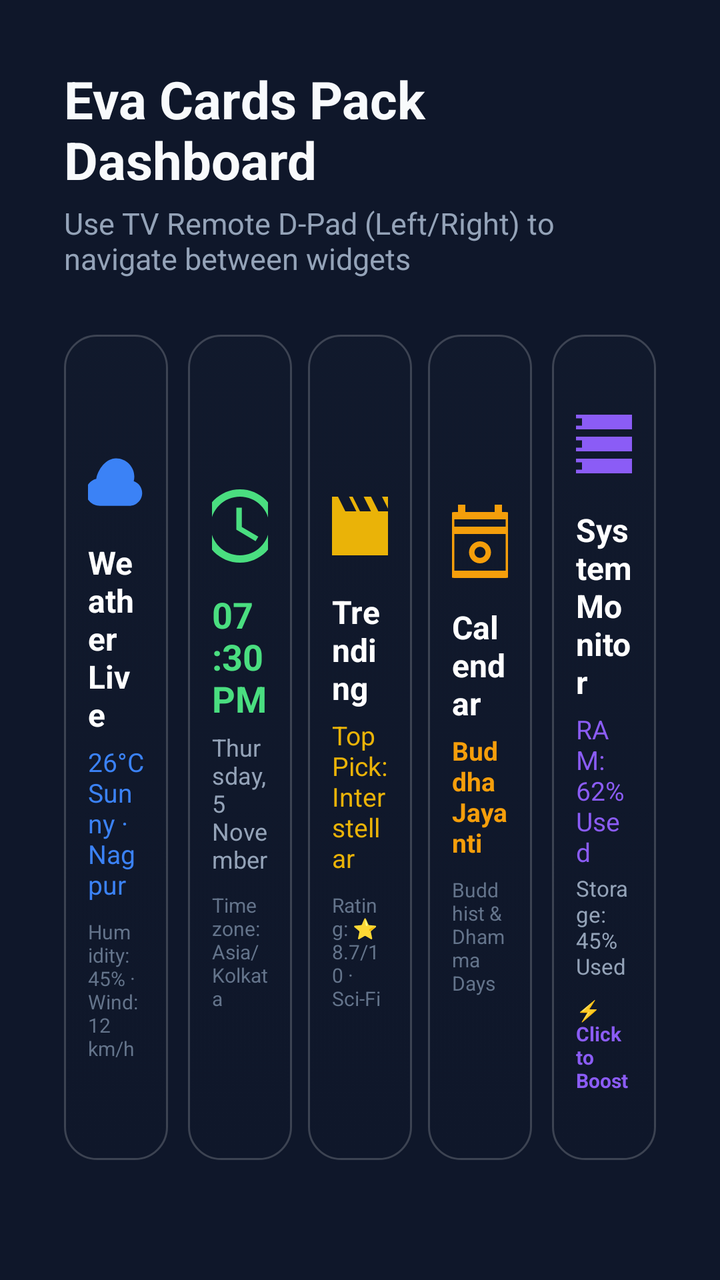
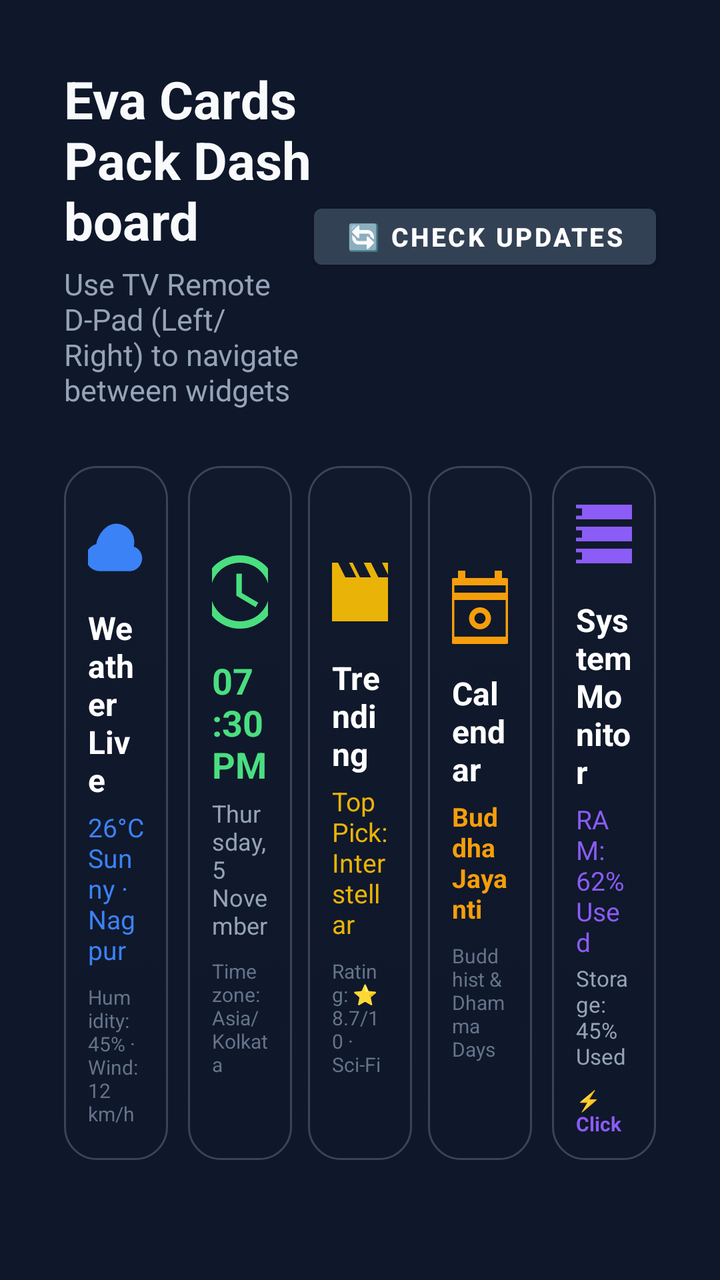

Compare the two renders of this Android layout. The source of the first and the diff that turns it into the second are given below.
<!-- AndroidManifest.xml: application theme Theme.EvaCardsPack -->
<!-- res/layout/activity_eva_card.xml -->
<?xml version="1.0" encoding="utf-8"?>
<LinearLayout xmlns:android="http://schemas.android.com/apk/res/android"
    android:layout_width="match_parent"
    android:layout_height="match_parent"
    android:background="#0F172A"
    android:clipChildren="false"
    android:clipToPadding="false"
    android:orientation="vertical"
    android:padding="32dp">

    
    <TextView
        android:layout_width="wrap_content"
        android:layout_height="wrap_content"
        android:text="Eva Cards Pack Dashboard"
        android:textColor="#F8FAFC"
        android:textSize="26sp"
        android:textStyle="bold" />

    <TextView
        android:layout_width="wrap_content"
        android:layout_height="wrap_content"
        android:layout_marginTop="4dp"
        android:text="Use TV Remote D-Pad (Left/Right) to navigate between widgets"
        android:textColor="#94A3B8"
        android:textSize="15sp" />

    
    <LinearLayout
        android:layout_width="match_parent"
        android:layout_height="0dp"
        android:layout_marginTop="16dp"
        android:layout_marginBottom="16dp"
        android:layout_weight="1"
        android:baselineAligned="false"
        android:clipChildren="false"
        android:clipToPadding="false"
        android:orientation="horizontal"
        android:paddingVertical="12dp">

        
        <LinearLayout
            android:id="@+id/panelWeatherCard"
            android:layout_width="0dp"
            android:layout_height="match_parent"
            android:layout_marginEnd="6dp"
            android:layout_weight="1"
            android:background="@drawable/glass_card_selector"
            android:clickable="true"
            android:descendantFocusability="blocksDescendants"
            android:focusable="true"
            android:gravity="center"
            android:nextFocusLeft="@+id/panelWeatherCard"
            android:nextFocusRight="@+id/panelClockCard"
            android:orientation="vertical"
            android:padding="12dp">

            <ImageView
                android:layout_width="44dp"
                android:layout_height="44dp"
                android:contentDescription="Weather"
                android:src="@drawable/ic_weather_banner" />

            <TextView
                android:layout_width="wrap_content"
                android:layout_height="wrap_content"
                android:layout_marginTop="10dp"
                android:text="Weather Live"
                android:textColor="#FFFFFF"
                android:textSize="16sp"
                android:textStyle="bold" />

            <TextView
                android:layout_width="wrap_content"
                android:layout_height="wrap_content"
                android:layout_marginTop="4dp"
                android:text="26°C Sunny · Nagpur"
                android:textColor="#3B82F6"
                android:textSize="13sp" />

            <TextView
                android:layout_width="wrap_content"
                android:layout_height="wrap_content"
                android:layout_marginTop="8dp"
                android:text="Humidity: 45% · Wind: 12 km/h"
                android:textColor="#64748B"
                android:textSize="10sp" />
        </LinearLayout>

        
        <LinearLayout
            android:id="@+id/panelClockCard"
            android:layout_width="0dp"
            android:layout_height="match_parent"
            android:layout_marginStart="4dp"
            android:layout_marginEnd="4dp"
            android:layout_weight="1"
            android:background="@drawable/glass_card_selector"
            android:clickable="true"
            android:descendantFocusability="blocksDescendants"
            android:focusable="true"
            android:gravity="center"
            android:nextFocusLeft="@+id/panelWeatherCard"
            android:nextFocusRight="@+id/panelTrendingCard"
            android:orientation="vertical"
            android:padding="12dp">

            <ImageView
                android:layout_width="44dp"
                android:layout_height="44dp"
                android:contentDescription="Clock"
                android:src="@drawable/ic_clock_banner" />

            <TextView
                android:id="@+id/clockTimeText"
                android:layout_width="wrap_content"
                android:layout_height="wrap_content"
                android:layout_marginTop="10dp"
                android:text="07:30 PM"
                android:textColor="#4ADE80"
                android:textSize="18sp"
                android:textStyle="bold" />

            <TextView
                android:id="@+id/clockDateText"
                android:layout_width="wrap_content"
                android:layout_height="wrap_content"
                android:layout_marginTop="4dp"
                android:text="Thursday, 5 November"
                android:textColor="#94A3B8"
                android:textSize="12sp" />

            <TextView
                android:layout_width="wrap_content"
                android:layout_height="wrap_content"
                android:layout_marginTop="8dp"
                android:text="Timezone: Asia/Kolkata"
                android:textColor="#64748B"
                android:textSize="10sp" />
        </LinearLayout>

        
        <LinearLayout
            android:id="@+id/panelTrendingCard"
            android:layout_width="0dp"
            android:layout_height="match_parent"
            android:layout_marginStart="4dp"
            android:layout_marginEnd="4dp"
            android:layout_weight="1"
            android:background="@drawable/glass_card_selector"
            android:clickable="true"
            android:descendantFocusability="blocksDescendants"
            android:focusable="true"
            android:gravity="center"
            android:nextFocusLeft="@+id/panelClockCard"
            android:nextFocusRight="@+id/panelCalendarCard"
            android:orientation="vertical"
            android:padding="12dp">

            <ImageView
                android:layout_width="44dp"
                android:layout_height="44dp"
                android:contentDescription="Trending"
                android:src="@drawable/ic_trending_banner" />

            <TextView
                android:layout_width="wrap_content"
                android:layout_height="wrap_content"
                android:layout_marginTop="10dp"
                android:text="Trending"
                android:textColor="#FFFFFF"
                android:textSize="16sp"
                android:textStyle="bold" />

            <TextView
                android:layout_width="wrap_content"
                android:layout_height="wrap_content"
                android:layout_marginTop="4dp"
                android:text="Top Pick: Interstellar"
                android:textColor="#EAB308"
                android:textSize="13sp" />

            <TextView
                android:layout_width="wrap_content"
                android:layout_height="wrap_content"
                android:layout_marginTop="8dp"
                android:text="Rating: ⭐ 8.7/10 · Sci-Fi"
                android:textColor="#64748B"
                android:textSize="10sp" />
        </LinearLayout>

        
        <LinearLayout
            android:id="@+id/panelCalendarCard"
            android:layout_width="0dp"
            android:layout_height="match_parent"
            android:layout_marginStart="4dp"
            android:layout_marginEnd="4dp"
            android:layout_weight="1"
            android:background="@drawable/glass_card_selector"
            android:clickable="true"
            android:descendantFocusability="blocksDescendants"
            android:focusable="true"
            android:gravity="center"
            android:nextFocusLeft="@+id/panelTrendingCard"
            android:nextFocusRight="@+id/panelSystemMonitorCard"
            android:orientation="vertical"
            android:padding="12dp">

            <ImageView
                android:layout_width="44dp"
                android:layout_height="44dp"
                android:contentDescription="Calendar"
                android:src="@drawable/ic_calendar_banner" />

            <TextView
                android:layout_width="wrap_content"
                android:layout_height="wrap_content"
                android:layout_marginTop="10dp"
                android:text="Calendar"
                android:textColor="#FFFFFF"
                android:textSize="16sp"
                android:textStyle="bold" />

            <TextView
                android:layout_width="wrap_content"
                android:layout_height="wrap_content"
                android:layout_marginTop="4dp"
                android:text="Buddha Jayanti"
                android:textColor="#F59E0B"
                android:textSize="13sp"
                android:textStyle="bold" />

            <TextView
                android:layout_width="wrap_content"
                android:layout_height="wrap_content"
                android:layout_marginTop="8dp"
                android:text="Buddhist &amp; Dhamma Days"
                android:textColor="#64748B"
                android:textSize="10sp" />
        </LinearLayout>

        
        <LinearLayout
            android:id="@+id/panelSystemMonitorCard"
            android:layout_width="0dp"
            android:layout_height="match_parent"
            android:layout_marginStart="6dp"
            android:layout_weight="1"
            android:background="@drawable/glass_card_selector"
            android:clickable="true"
            android:descendantFocusability="blocksDescendants"
            android:focusable="true"
            android:gravity="center"
            android:nextFocusLeft="@+id/panelCalendarCard"
            android:nextFocusRight="@+id/panelSystemMonitorCard"
            android:orientation="vertical"
            android:padding="12dp">

            <ImageView
                android:layout_width="44dp"
                android:layout_height="44dp"
                android:contentDescription="System Monitor"
                android:src="@drawable/ic_storage_banner" />

            <TextView
                android:layout_width="wrap_content"
                android:layout_height="wrap_content"
                android:layout_marginTop="10dp"
                android:text="System Monitor"
                android:textColor="#FFFFFF"
                android:textSize="16sp"
                android:textStyle="bold" />

            <TextView
                android:id="@+id/dashboardRamText"
                android:layout_width="wrap_content"
                android:layout_height="wrap_content"
                android:layout_marginTop="4dp"
                android:text="RAM: 62% Used"
                android:textColor="#8B5CF6"
                android:textSize="13sp" />

            <TextView
                android:id="@+id/dashboardStorageText"
                android:layout_width="wrap_content"
                android:layout_height="wrap_content"
                android:layout_marginTop="2dp"
                android:text="Storage: 45% Used"
                android:textColor="#94A3B8"
                android:textSize="11sp" />

            <TextView
                android:layout_width="wrap_content"
                android:layout_height="wrap_content"
                android:layout_marginTop="8dp"
                android:text="⚡ Click to Boost"
                android:textColor="#8B5CF6"
                android:textSize="10sp"
                android:textStyle="bold" />
        </LinearLayout>

    </LinearLayout>

</LinearLayout>
<!-- resources referenced by this layout -->
<resources>
  <!-- drawable ic_calendar_banner (drawable) -->
  <?xml version="1.0" encoding="utf-8"?>
  <vector xmlns:android="http://schemas.android.com/apk/res/android"
      android:width="48dp"
      android:height="48dp"
      android:viewportWidth="24"
      android:viewportHeight="24">
      
      <path
          android:fillColor="#FFF59E0B"
          android:pathData="M19,4h-1V2h-2v2H8V2H6v2H5c-1.11,0 -1.99,0.9 -1.99,2L3,20c0,1.1 0.89,2 2,2h14c1.1,0 2,-0.9 2,-2V6c0,-1.1 -0.9,-2 -2,-2zm0,16H5V10h14v10zm0,-12H5V6h14v2z" />
      <path
          android:fillColor="#FFF59E0B"
          android:pathData="M12,12c-1.66,0 -3,1.34 -3,3s1.34,3 3,3 3,-1.34 3,-3 -1.34,-3 -3,-3zm0,4.5c-0.83,0 -1.5,-0.67 -1.5,-1.5s0.67,-1.5 1.5,-1.5 1.5,0.67 1.5,1.5 -0.67,1.5 -1.5,1.5z" />
  </vector>
  <!-- drawable ic_clock_banner (drawable) -->
  <?xml version="1.0" encoding="utf-8"?>
  <vector xmlns:android="http://schemas.android.com/apk/res/android"
      android:width="48dp"
      android:height="48dp"
      android:viewportWidth="24"
      android:viewportHeight="24">
      <path
          android:fillColor="#FF4ADE80"
          android:pathData="M11.99,2C6.47,2 2,6.48 2,12s4.47,10 9.99,10C17.52,22 22,17.52 22,12S17.52,2 11.99,2zM12,20c-4.42,0 -8,-3.58 -8,-8s3.58,-8 8,-8 8,3.58 8,8 -3.58,8 -8,8zM12.5,7H11v6l5.25,3.15 0.75,-1.23 -4.5,-2.67z" />
  </vector>
  <!-- drawable ic_storage_banner (drawable) -->
  <?xml version="1.0" encoding="utf-8"?>
  <vector xmlns:android="http://schemas.android.com/apk/res/android"
      android:width="48dp"
      android:height="48dp"
      android:viewportWidth="24"
      android:viewportHeight="24">
      <path
          android:fillColor="#FF8B5CF6"
          android:pathData="M2,20h20v-4H2v4zm2,-3h2v2H4v-2zM2,4v4h20V4H2zm4,3H4V5h2v2zm-4,7h20v-4H2v4zm2,-3h2v2H4v-2z" />
  </vector>
  <!-- drawable ic_trending_banner (drawable) -->
  <?xml version="1.0" encoding="utf-8"?>
  <vector xmlns:android="http://schemas.android.com/apk/res/android"
      android:width="48dp"
      android:height="48dp"
      android:viewportWidth="24"
      android:viewportHeight="24">
      <path
          android:fillColor="#FFEAB308"
          android:pathData="M18,4l2,4h-3l-2,-4h-2l2,4h-3l-2,-4H9l2,4H8L6,4H4c-1.1,0 -1.99,0.9 -1.99,2L2,18c0,1.1 0.9,2 2,2h16c1.1,0 2,-0.9 2,-2V4h-4z" />
  </vector>
  <!-- drawable ic_weather_banner (drawable) -->
  <?xml version="1.0" encoding="utf-8"?>
  <vector xmlns:android="http://schemas.android.com/apk/res/android"
      android:width="48dp"
      android:height="48dp"
      android:viewportWidth="24"
      android:viewportHeight="24">
      <path
          android:fillColor="#FF3B82F6"
          android:pathData="M12,7c2.76,0 5,2.24 5,5 0,0.42 -0.06,0.83 -0.16,1.22 1.34,0.47 2.3,1.74 2.3,3.23 0,1.93 -1.57,3.5 -3.5,3.5h-8C5.43,19.95 3.75,18.27 3.75,16.2c0,-1.76 1.23,-3.23 2.87,-3.63C7.03,10.05 9.27,7 12,7z" />
  </vector>
  <style name="Theme.EvaCardsPack" parent="Theme.MaterialComponents.DayNight.NoActionBar">
          
          <item name="colorPrimary">#FF3B82F6</item>
          <item name="colorPrimaryVariant">#FF1E293B</item>
          <item name="colorOnPrimary">@color/white</item>
          
          <item name="android:statusBarColor">#FF0F172A</item>
      </style>
  <color name="white">#FFFFFFFF</color>
  <!-- unchanged entries left out for length: 1 -->
</resources>

<!-- the commit's change to res/layout/activity_eva_card.xml (unified diff, before → after) -->
@@ -9,21 +9,51 @@
     android:padding="32dp">
 
     
-    <TextView
-        android:layout_width="wrap_content"
+    <LinearLayout
+        android:layout_width="match_parent"
         android:layout_height="wrap_content"
-        android:text="Eva Cards Pack Dashboard"
-        android:textColor="#F8FAFC"
-        android:textSize="26sp"
-        android:textStyle="bold" />
-
-    <TextView
-        android:layout_width="wrap_content"
-        android:layout_height="wrap_content"
-        android:layout_marginTop="4dp"
-        android:text="Use TV Remote D-Pad (Left/Right) to navigate between widgets"
-        android:textColor="#94A3B8"
-        android:textSize="15sp" />
+        android:gravity="center_vertical"
+        android:orientation="horizontal">
+
+        <LinearLayout
+            android:layout_width="0dp"
+            android:layout_height="wrap_content"
+            android:layout_weight="1"
+            android:orientation="vertical">
+
+            <TextView
+                android:layout_width="wrap_content"
+                android:layout_height="wrap_content"
+                android:text="Eva Cards Pack Dashboard"
+                android:textColor="#F8FAFC"
+                android:textSize="26sp"
+                android:textStyle="bold" />
+
+            <TextView
+                android:layout_width="wrap_content"
+                android:layout_height="wrap_content"
+                android:layout_marginTop="4dp"
+                android:text="Use TV Remote D-Pad (Left/Right) to navigate between widgets"
+                android:textColor="#94A3B8"
+                android:textSize="15sp" />
+        </LinearLayout>
+
+        <Button
+            android:id="@+id/btnCheckUpdate"
+            android:layout_width="wrap_content"
+            android:layout_height="40dp"
+            android:backgroundTint="#334155"
+            android:focusable="true"
+            android:nextFocusLeft="@+id/btnCheckUpdate"
+            android:nextFocusRight="@+id/btnCheckUpdate"
+            android:nextFocusDown="@+id/panelWeatherCard"
+            android:paddingHorizontal="16dp"
+            android:text="🔄 Check Updates"
+            android:textColor="#FFFFFF"
+            android:textSize="13sp"
+            android:textStyle="bold" />
+
+    </LinearLayout>
 
     
     <LinearLayout
@@ -50,6 +80,7 @@
             android:descendantFocusability="blocksDescendants"
             android:focusable="true"
             android:gravity="center"
+            android:nextFocusUp="@+id/btnCheckUpdate"
             android:nextFocusLeft="@+id/panelWeatherCard"
             android:nextFocusRight="@+id/panelClockCard"
             android:orientation="vertical"
@@ -100,6 +131,7 @@
             android:descendantFocusability="blocksDescendants"
             android:focusable="true"
             android:gravity="center"
+            android:nextFocusUp="@+id/btnCheckUpdate"
             android:nextFocusLeft="@+id/panelWeatherCard"
             android:nextFocusRight="@+id/panelTrendingCard"
             android:orientation="vertical"
@@ -152,6 +184,7 @@
             android:descendantFocusability="blocksDescendants"
             android:focusable="true"
             android:gravity="center"
+            android:nextFocusUp="@+id/btnCheckUpdate"
             android:nextFocusLeft="@+id/panelClockCard"
             android:nextFocusRight="@+id/panelCalendarCard"
             android:orientation="vertical"
@@ -202,6 +235,7 @@
             android:descendantFocusability="blocksDescendants"
             android:focusable="true"
             android:gravity="center"
+            android:nextFocusUp="@+id/btnCheckUpdate"
             android:nextFocusLeft="@+id/panelTrendingCard"
             android:nextFocusRight="@+id/panelSystemMonitorCard"
             android:orientation="vertical"
@@ -252,6 +286,7 @@
             android:descendantFocusability="blocksDescendants"
             android:focusable="true"
             android:gravity="center"
+            android:nextFocusUp="@+id/btnCheckUpdate"
             android:nextFocusLeft="@+id/panelCalendarCard"
             android:nextFocusRight="@+id/panelSystemMonitorCard"
             android:orientation="vertical"
